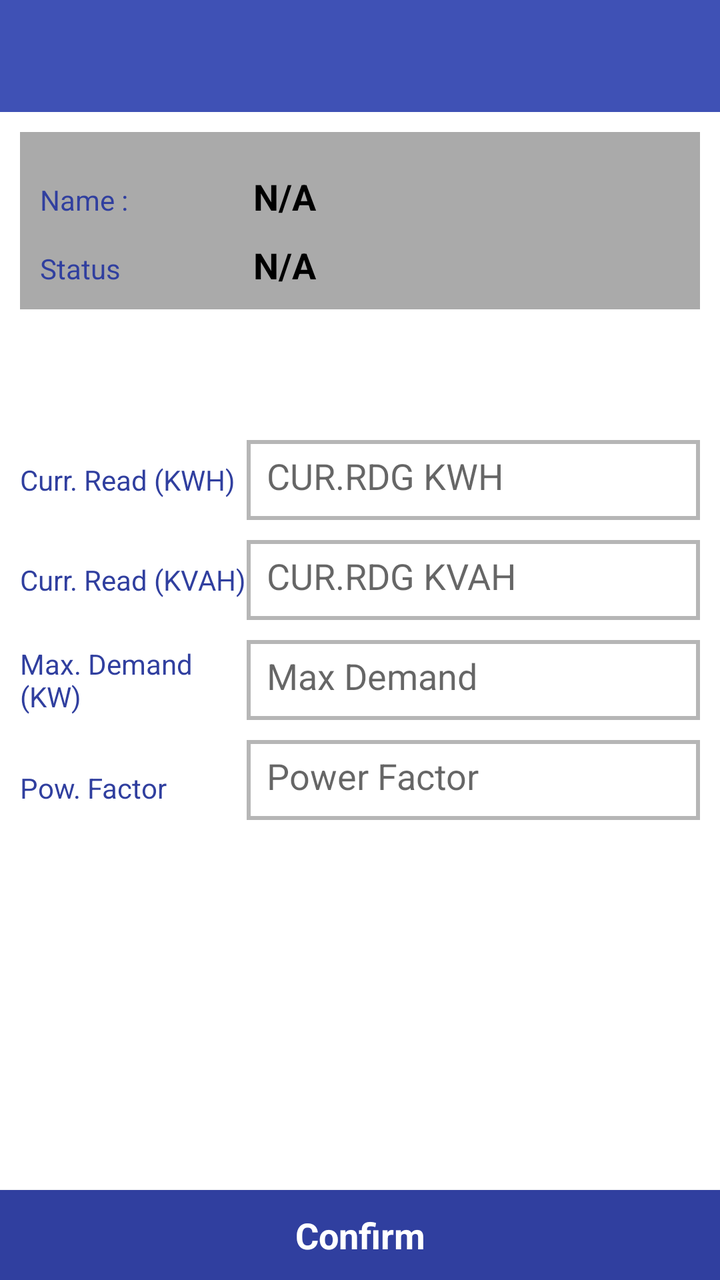
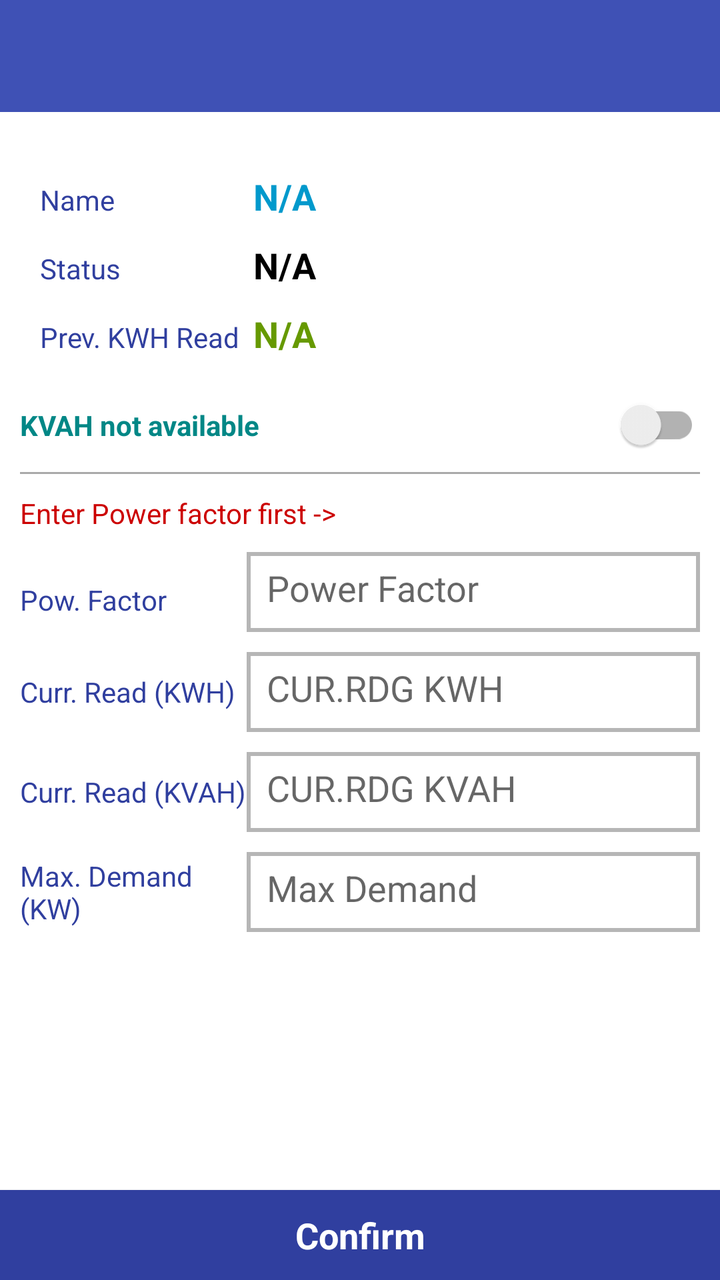

Compare the two renders of this Android layout. The source of the first and the diff that turns it into the second are given below.
<!-- AndroidManifest.xml: application theme AppTheme -->
<!-- res/layout/currreadinginput.xml -->
<?xml version="1.0" encoding="utf-8"?>
<RelativeLayout xmlns:android="http://schemas.android.com/apk/res/android"
    xmlns:app="http://schemas.android.com/apk/res-auto"
    xmlns:tools="http://schemas.android.com/tools"
    android:id="@+id/BillCalculationLayout"
    android:layout_width="match_parent"
    android:layout_height="match_parent"
    android:background="@android:color/white"
    android:orientation="vertical">

    <com.google.android.material.appbar.AppBarLayout
        android:id="@+id/appbar_currentred_inpt"
        android:layout_width="match_parent"
        android:layout_height="wrap_content"
        android:theme="@style/ThemeOverlay.AppCompat.Dark.ActionBar">

        <androidx.appcompat.widget.Toolbar
            android:id="@+id/toolbar_currentred_inpt"
            android:layout_width="match_parent"
            android:layout_height="?attr/actionBarSize"
            android:background="?attr/colorPrimary"
            app:layout_scrollFlags="scroll|enterAlways"
            app:popupTheme="@style/AppTheme" />
    </com.google.android.material.appbar.AppBarLayout>

    <LinearLayout
        android:layout_width="match_parent"
        android:layout_height="wrap_content"
        android:layout_below="@+id/appbar_currentred_inpt"
        android:padding="10dp"
        android:orientation="vertical">

        <LinearLayout
            android:layout_width="match_parent"
            android:layout_height="match_parent"
            android:orientation="vertical"
            android:padding="10dp"
            android:background="@android:color/darker_gray"
            >

            <LinearLayout
                android:layout_width="match_parent"
                android:layout_height="wrap_content"
                android:layout_marginTop="10dp">

                <TextView
                    android:layout_width="0dp"
                    android:layout_height="wrap_content"
                    android:layout_weight=".3"
                    android:text="Name :"
                    android:textColor="@color/colorPrimaryDark" />

                <TextView
                    android:id="@+id/NameTxt1"
                    android:layout_width="0dp"
                    android:layout_height="wrap_content"
                    android:layout_weight=".6"
                    android:text="N/A"
                    android:textColor="@android:color/black"
                    android:textSize="18sp"
                    android:textStyle="bold" />

            </LinearLayout>

            <LinearLayout
                android:layout_width="match_parent"
                android:layout_height="wrap_content"
                android:layout_marginTop="10dp">

                <TextView
                    android:layout_width="0dp"
                    android:layout_height="wrap_content"
                    android:layout_weight=".3"
                    android:text="Status"
                    android:textColor="@color/colorPrimaryDark" />

                <TextView
                    android:id="@+id/CurrentStatusTxt"
                    android:layout_width="0dp"
                    android:layout_height="wrap_content"
                    android:layout_weight=".6"
                    android:text="N/A"
                    android:textColor="@android:color/black"
                    android:textSize="18sp"
                    android:textStyle="bold" />
            </LinearLayout>
        </LinearLayout>

        <LinearLayout
            android:layout_width="match_parent"
            android:layout_height="wrap_content"
            android:layout_marginTop="10dp">

            <TextView
                android:layout_width="0dp"
                android:layout_height="wrap_content"
                android:layout_weight=".3"
                android:text="Prev. Reading :"
                android:textColor="@android:color/black"
                android:textSize="18dp"
                android:visibility="invisible" />

            <TextView
                android:id="@+id/PrevReadingTxt"
                android:layout_width="0dp"
                android:layout_height="wrap_content"
                android:layout_weight=".6"
                android:textColor="@android:color/black"
                android:textSize="18dp"
                android:visibility="invisible" />
        </LinearLayout>

        <LinearLayout
            android:id="@+id/CurrentReadingKWH"
            android:layout_width="match_parent"
            android:layout_height="wrap_content"
            android:layout_marginTop="10dp">

            <TextView
                android:layout_width="0dp"
                android:layout_height="wrap_content"
                android:layout_gravity="center_vertical"
                android:layout_weight=".3"
                android:text="Curr. Read (KWH)"
                android:textColor="@color/colorPrimaryDark" />

            <EditText
                android:id="@+id/CurrentReadingEdit"
                style="@style/StyleEditText"
                android:layout_width="0dp"
                android:layout_height="40dp"
                android:layout_weight=".6"
                android:hint="CUR.RDG KWH"
                android:inputType="number"
                android:paddingLeft="10dp" />
        </LinearLayout>

        <LinearLayout
            android:id="@+id/CurrentReadingKVAHLineLayout"
            android:layout_width="match_parent"
            android:layout_height="wrap_content"
            android:layout_marginTop="10dp">

            <TextView
                android:layout_width="0dp"
                android:layout_height="wrap_content"
                android:layout_gravity="center_vertical"
                android:layout_weight=".3"
                android:text="Curr. Read (KVAH)"
                android:textColor="@color/colorPrimaryDark" />

            <EditText
                android:id="@+id/CurrentReadingEditKVAH"
                style="@style/StyleEditText"
                android:layout_width="0dp"
                android:layout_height="40dp"
                android:layout_weight=".6"
                android:hint="CUR.RDG KVAH"
                android:inputType="number"
                android:paddingLeft="10dp" />
        </LinearLayout>

        <LinearLayout
            android:id="@+id/LinearLayoutMaxDemand"
            android:layout_width="match_parent"
            android:layout_height="wrap_content"
            android:layout_marginTop="10dp">

            <TextView
                android:layout_width="0dp"
                android:layout_height="wrap_content"
                android:layout_gravity="center_vertical"
                android:layout_weight=".3"
                android:text="Max. Demand (KW)"
                android:textColor="@color/colorPrimaryDark" />

            <EditText
                android:id="@+id/MaxDemandEdit"
                style="@style/StyleEditText"
                android:layout_width="0dp"
                android:layout_height="40dp"
                android:layout_weight=".6"
                android:hint="Max Demand"
                android:inputType="numberDecimal"
                android:paddingLeft="10dp" />
        </LinearLayout>

        <LinearLayout
            android:id="@+id/maxDemandKVALayout"
            android:layout_width="match_parent"
            android:layout_height="wrap_content"
            android:layout_marginTop="10dp"
            android:layout_marginRight="5dp"
            android:visibility="gone">

            <TextView
                android:layout_width="0dp"
                android:layout_height="wrap_content"
                android:layout_gravity="center_vertical"
                android:layout_weight=".3"
                android:text="Max. Demand (KVA)"
                android:textColor="@color/colorPrimaryDark" />

            <EditText
                android:id="@+id/MaxDemandKVAEdit"
                style="@style/StyleEditText"
                android:layout_width="0dp"
                android:layout_height="wrap_content"
                android:layout_gravity="center_vertical"
                android:layout_weight=".6"
                android:hint="Max Demand"
                android:inputType="numberDecimal" />
        </LinearLayout>

        <LinearLayout
            android:id="@+id/PowFactorLineLayout"
            android:layout_width="match_parent"
            android:layout_height="wrap_content"
            android:layout_marginTop="10dp">

            <TextView
                android:layout_width="0dp"
                android:layout_height="wrap_content"
                android:layout_weight=".3"
                android:text="Pow. Factor"
                android:textColor="@color/colorPrimaryDark" />

            <EditText
                android:id="@+id/PowFactorEdit"
                style="@style/StyleEditText"
                android:layout_width="0dp"
                android:layout_height="40dp"
                android:layout_weight=".6"
                android:hint="Power Factor"
                android:inputType="numberDecimal"
                android:paddingLeft="10dp"
                android:textColor="@android:color/darker_gray" />
        </LinearLayout>


    </LinearLayout>

    <Button
        android:id="@+id/CalculateBtn"
        style="@style/btnStyleBeige"
        android:layout_width="match_parent"
        android:layout_height="45dp"
        android:layout_alignParentBottom="true"
        android:text="Confirm" />
</RelativeLayout>
<!-- resources referenced by this layout -->
<resources>
  <color name="colorPrimaryDark">#303F9F</color>
  <style name="AppTheme" parent="Theme.AppCompat.Light.NoActionBar">
          
          <item name="colorPrimary">@color/colorPrimary</item>
          <item name="colorPrimaryDark">@color/colorPrimaryDark</item>
          <item name="colorAccent">@color/colorAccent</item>
      </style>
  <style name="StyleEditText" parent="@android:style/Widget.EditText">
  	    <item name="android:textColor">@android:color/black</item>
  		<item name="android:background">@drawable/msbtheme_edittext</item>
  		<item name="android:padding">10dip</item>
  	</style>
  <style name="btnStyleBeige" parent="@android:style/Widget.Button">
  		<item name="android:textSize">18sp</item>
  		<item name="android:textStyle">bold</item>
  		<item name="android:textColor">@android:color/white</item>
  		<item name="android:gravity">center</item>
  		<item name="android:background">@color/colorPrimaryDark</item>
  	</style>
  <color name="colorPrimary">#3F51B5</color>
  <color name="colorAccent">#FF0099CC</color>
  <!-- drawable msbtheme_edittext (drawable) -->
  <?xml version="1.0" encoding="utf-8"?>
  <selector xmlns:android="http://schemas.android.com/apk/res/android" >
        
      
      <item android:state_focused="true">
           <shape android:shape="rectangle"  >
               <stroke android:width="1dip" android:color="#ff8400" />
          	<solid android:color="#feffdd"/>
           </shape>
       </item>	
      <item>
         <shape  android:shape="rectangle"  >
               <stroke android:width="2dip" android:color="#B6B6B6" />
               <solid android:color="#FFFFFF"/> 
           </shape>
         
       </item>
  </selector>
</resources>

<!-- the commit's change to res/layout/currreadinginput.xml (unified diff, before → after) -->
@@ -35,7 +35,7 @@
             android:layout_height="match_parent"
             android:orientation="vertical"
             android:padding="10dp"
-            android:background="@android:color/darker_gray"
+            android:background="@color/common_google_signin_btn_text_dark_disabled"
             >
 
             <LinearLayout
@@ -47,11 +47,35 @@
                     android:layout_width="0dp"
                     android:layout_height="wrap_content"
                     android:layout_weight=".3"
-                    android:text="Name :"
+                    android:text="Name "
                     android:textColor="@color/colorPrimaryDark" />
 
                 <TextView
                     android:id="@+id/NameTxt1"
+                    android:layout_width="0dp"
+                    android:layout_height="wrap_content"
+                    android:layout_weight=".6"
+                    android:text="N/A"
+                    android:textColor="@color/colorAccent"
+                    android:textSize="18sp"
+                    android:textStyle="bold" />
+
+            </LinearLayout>
+
+            <LinearLayout
+                android:layout_width="match_parent"
+                android:layout_height="wrap_content"
+                android:layout_marginTop="10dp">
+
+                <TextView
+                    android:layout_width="0dp"
+                    android:layout_height="wrap_content"
+                    android:layout_weight=".3"
+                    android:text="Status"
+                    android:textColor="@color/colorPrimaryDark" />
+
+                <TextView
+                    android:id="@+id/CurrentStatusTxt"
                     android:layout_width="0dp"
                     android:layout_height="wrap_content"
                     android:layout_weight=".6"
@@ -59,10 +83,9 @@
                     android:textColor="@android:color/black"
                     android:textSize="18sp"
                     android:textStyle="bold" />
-
-            </LinearLayout>
-
-            <LinearLayout
+            </LinearLayout>
+            <LinearLayout
+                android:id="@+id/lin_prev_read"
                 android:layout_width="match_parent"
                 android:layout_height="wrap_content"
                 android:layout_marginTop="10dp">
@@ -71,45 +94,72 @@
                     android:layout_width="0dp"
                     android:layout_height="wrap_content"
                     android:layout_weight=".3"
-                    android:text="Status"
+                    android:text="Prev. KWH Read"
+                    android:textColor="@color/colorPrimaryDark"
+                    android:visibility="visible" />
+
+                <TextView
+                    android:id="@+id/PrevReadingTxt"
+                    android:layout_width="0dp"
+                    android:layout_height="wrap_content"
+                    android:layout_weight=".6"
+                    android:textColor="@android:color/holo_green_dark"
+                    android:textSize="18dp"
+                    android:textStyle="bold"
+                    android:text="N/A"/>
+            </LinearLayout>
+        </LinearLayout>
+
+
+        <androidx.appcompat.widget.SwitchCompat
+            android:id="@+id/swich_kvah"
+            android:layout_width="match_parent"
+            android:layout_height="wrap_content"
+            android:layout_marginTop="10dp"
+            android:textColor="@color/design_default_color_secondary_variant"
+            android:text="KVAH not available"
+            android:textStyle="bold"/>
+        <View
+            android:layout_width="match_parent"
+            android:layout_height="1dp"
+            android:layout_marginTop="10dp"
+            android:background="@android:color/darker_gray"/>
+        <LinearLayout
+            android:id="@+id/PowFactorLineLayout"
+            android:layout_width="match_parent"
+            android:layout_height="wrap_content"
+            android:layout_marginTop="10dp"
+            android:orientation="vertical">
+            <TextView
+                android:id="@+id/text_msg"
+                android:layout_width="match_parent"
+                android:layout_height="wrap_content"
+                android:textColor="@android:color/holo_red_dark"
+                android:text="Enter Power factor first ->"/>
+            <LinearLayout
+                android:layout_width="match_parent"
+                android:layout_height="wrap_content"
+                android:layout_marginTop="10dp"
+                >
+                <TextView
+                    android:layout_width="0dp"
+                    android:layout_height="wrap_content"
+                    android:layout_weight=".3"
+                    android:text="Pow. Factor"
                     android:textColor="@color/colorPrimaryDark" />
 
-                <TextView
-                    android:id="@+id/CurrentStatusTxt"
-                    android:layout_width="0dp"
-                    android:layout_height="wrap_content"
-                    android:layout_weight=".6"
-                    android:text="N/A"
-                    android:textColor="@android:color/black"
-                    android:textSize="18sp"
-                    android:textStyle="bold" />
-            </LinearLayout>
-        </LinearLayout>
-
-        <LinearLayout
-            android:layout_width="match_parent"
-            android:layout_height="wrap_content"
-            android:layout_marginTop="10dp">
-
-            <TextView
-                android:layout_width="0dp"
-                android:layout_height="wrap_content"
-                android:layout_weight=".3"
-                android:text="Prev. Reading :"
-                android:textColor="@android:color/black"
-                android:textSize="18dp"
-                android:visibility="invisible" />
-
-            <TextView
-                android:id="@+id/PrevReadingTxt"
-                android:layout_width="0dp"
-                android:layout_height="wrap_content"
-                android:layout_weight=".6"
-                android:textColor="@android:color/black"
-                android:textSize="18dp"
-                android:visibility="invisible" />
-        </LinearLayout>
-
+                <EditText
+                    android:id="@+id/PowFactorEdit"
+                    style="@style/StyleEditText"
+                    android:layout_width="0dp"
+                    android:layout_height="40dp"
+                    android:layout_weight=".6"
+                    android:hint="Power Factor"
+                    android:inputType="numberDecimal"
+                    android:paddingLeft="10dp"
+                    android:textColor="@android:color/darker_gray" />
+            </LinearLayout>
+        </LinearLayout>
         <LinearLayout
             android:id="@+id/CurrentReadingKWH"
             android:layout_width="match_parent"
@@ -210,31 +260,6 @@
                 android:layout_weight=".6"
                 android:hint="Max Demand"
                 android:inputType="numberDecimal" />
-        </LinearLayout>
-
-        <LinearLayout
-            android:id="@+id/PowFactorLineLayout"
-            android:layout_width="match_parent"
-            android:layout_height="wrap_content"
-            android:layout_marginTop="10dp">
-
-            <TextView
-                android:layout_width="0dp"
-                android:layout_height="wrap_content"
-                android:layout_weight=".3"
-                android:text="Pow. Factor"
-                android:textColor="@color/colorPrimaryDark" />
-
-            <EditText
-                android:id="@+id/PowFactorEdit"
-                style="@style/StyleEditText"
-                android:layout_width="0dp"
-                android:layout_height="40dp"
-                android:layout_weight=".6"
-                android:hint="Power Factor"
-                android:inputType="numberDecimal"
-                android:paddingLeft="10dp"
-                android:textColor="@android:color/darker_gray" />
         </LinearLayout>
 
 
